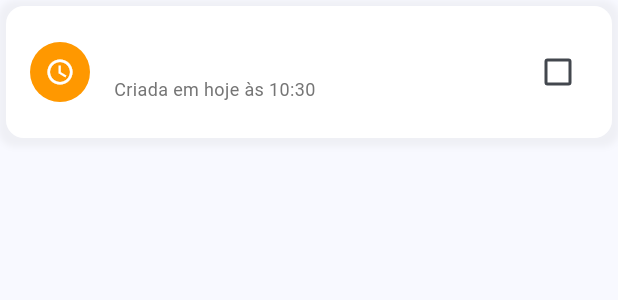
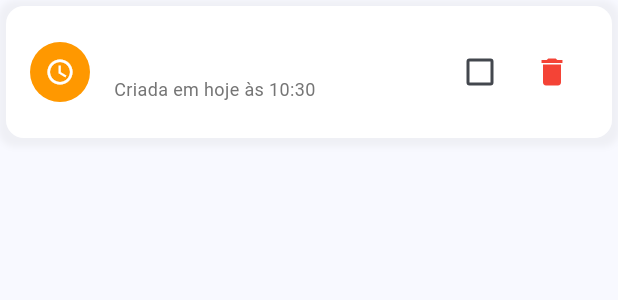
Before and after one commit to joaolucas2012/lista_de_tarefas, a Flutter app: the TaskListItem widget shown alone on an empty page, opened directly with empty values, on a phone screen of 412 x 824 dp. Shown: the top 300 px of the screen. Run offline on Flutter 3.47's test engine with Material 3 defaults, Android fonts, the light colour scheme and no system bars.

Commit message:
:hammer: [SUS] fix bug when deleting a task

```diff
--- a/lib/controllers/task_controller.dart
+++ b/lib/controllers/task_controller.dart
@@ -1,7 +1,7 @@
 import 'package:flutter/foundation.dart';
-import '../models/task.dart';
-import '../services/task_service.dart';
-import '../config/app_config.dart';
+import 'package:lista_de_tarefas/config/app_config.dart';
+import 'package:lista_de_tarefas/models/task.dart';
+import 'package:lista_de_tarefas/services/task_service.dart';
 
 class TaskController extends ChangeNotifier {
   final ITaskService _taskService;
--- a/lib/main.dart
+++ b/lib/main.dart
@@ -1,7 +1,7 @@
 import 'package:flutter/material.dart';
+import 'package:lista_de_tarefas/controllers/task_controller.dart';
+import 'package:lista_de_tarefas/views/home_page.dart';
 import 'package:provider/provider.dart';
-import 'controllers/task_controller.dart';
-import 'views/home_page.dart';
 
 void main() {
   runApp(const MyApp());
--- a/lib/repositories/task_repository.dart
+++ b/lib/repositories/task_repository.dart
@@ -1,7 +1,8 @@
 import 'dart:convert';
 import 'dart:io';
+
+import 'package:lista_de_tarefas/models/task.dart';
 import 'package:path_provider/path_provider.dart';
-import '../models/task.dart';
 
 abstract class ITaskRepository {
   Future<List<Task>> getAllTasks();
--- a/lib/services/task_service.dart
+++ b/lib/services/task_service.dart
@@ -1,6 +1,6 @@
-import '../models/task.dart';
-import '../repositories/task_repository.dart';
-import '../config/app_config.dart';
+import 'package:lista_de_tarefas/config/app_config.dart';
+import 'package:lista_de_tarefas/models/task.dart';
+import 'package:lista_de_tarefas/repositories/task_repository.dart';
 
 abstract class ITaskService {
   Future<List<Task>> getAllTasks();
--- a/lib/utils/date_formatter.dart
+++ b/lib/shared/utils/date_formatter.dart
@@ -1,4 +1,4 @@
-import '../config/app_config.dart';
+import 'package:lista_de_tarefas/config/app_config.dart';
 
 class DateFormatter {
   static String formatRelativeDate(DateTime date) {
--- a/lib/views/home_page.dart
+++ b/lib/views/home_page.dart
@@ -1,10 +1,11 @@
 import 'package:flutter/material.dart';
+import 'package:lista_de_tarefas/config/app_config.dart';
+import 'package:lista_de_tarefas/models/task.dart';
+import 'package:lista_de_tarefas/widgets/add_task_widget.dart';
+import 'package:lista_de_tarefas/widgets/task_list_item.dart';
+import 'package:lista_de_tarefas/widgets/task_stats_widget.dart';
 import 'package:provider/provider.dart';
 import '../controllers/task_controller.dart';
-import '../widgets/add_task_widget.dart';
-import '../widgets/task_list_item.dart';
-import '../widgets/task_stats_widget.dart';
-import '../config/app_config.dart';
 
 class HomePage extends StatefulWidget {
   const HomePage({super.key});
@@ -124,7 +125,10 @@ class _HomePageState extends State<HomePage> {
           return TaskListItem(
             task: task,
             onToggle: () => controller.toggleTaskCompletion(task.id),
-            onDelete: () => _showDeleteConfirmation(context, controller, task),
+            onDelete: () => controller.deleteTask(task.id),
+            onShowDeleteConfirmation: () {
+              _showDeleteConfirmation(context, controller, task);
+            },
           );
         },
       ),
@@ -159,7 +163,7 @@ class _HomePageState extends State<HomePage> {
   void _showDeleteConfirmation(
     BuildContext context,
     TaskController controller,
-    dynamic task,
+    Task task,
   ) {
     showDialog(
       context: context,
@@ -176,8 +180,8 @@ class _HomePageState extends State<HomePage> {
             ),
             TextButton(
               onPressed: () {
+                controller.deleteTask(task.id);
                 Navigator.of(context).pop();
-                controller.deleteTask(task.id);
                 _showSnackBar(context, AppConfig.taskDeletedMessage);
               },
               style: TextButton.styleFrom(foregroundColor: Colors.red),
--- a/lib/widgets/add_task_widget.dart
+++ b/lib/widgets/add_task_widget.dart
@@ -1,5 +1,5 @@
 import 'package:flutter/material.dart';
-import '../config/app_config.dart';
+import 'package:lista_de_tarefas/config/app_config.dart';
 
 class AddTaskWidget extends StatefulWidget {
   final Function(String) onAddTask;
--- a/lib/widgets/task_list_item.dart
+++ b/lib/widgets/task_list_item.dart
@@ -1,27 +1,24 @@
 import 'package:flutter/material.dart';
-import '../models/task.dart';
-import '../utils/date_formatter.dart';
+import 'package:lista_de_tarefas/models/task.dart';
+import 'package:lista_de_tarefas/shared/utils/date_formatter.dart';
 
 class TaskListItem extends StatelessWidget {
   final Task task;
   final VoidCallback onToggle;
   final VoidCallback onDelete;
+  final VoidCallback onShowDeleteConfirmation;
 
   const TaskListItem({
     super.key,
     required this.task,
     required this.onToggle,
     required this.onDelete,
+    required this.onShowDeleteConfirmation,
   });
 
   @override
   Widget build(BuildContext context) {
-    return Dismissible(
-      key: Key(task.id),
-      direction: DismissDirection.startToEnd,
-      background: _buildDismissBackground(),
-      onDismissed: (_) => onDelete(),
-      child: Container(
+    return Container(
       margin: const EdgeInsets.only(bottom: 8),
       decoration: BoxDecoration(
         borderRadius: BorderRadius.circular(12),
@@ -36,20 +33,13 @@ class TaskListItem extends StatelessWidget {
       ),
       child: Card(
         elevation: 0,
-          shape: RoundedRectangleBorder(
-            borderRadius: BorderRadius.circular(12),
-          ),
-          child: CheckboxListTile(
-            value: task.isCompleted,
-            onChanged: (_) => onToggle(),
-            activeColor: Colors.blue,
-            checkColor: Colors.white,
+        shape: RoundedRectangleBorder(borderRadius: BorderRadius.circular(12)),
+        child: ListTile(
+          leading: _buildStatusIcon(),
           title: Text(
             task.title,
             style: TextStyle(
-                decoration: task.isCompleted
-                    ? TextDecoration.lineThrough
-                    : null,
+              decoration: task.isCompleted ? TextDecoration.lineThrough : null,
               color: task.isCompleted ? Colors.grey[600] : Colors.black87,
               fontSize: 16,
               fontWeight: task.isCompleted
@@ -58,7 +48,22 @@ class TaskListItem extends StatelessWidget {
             ),
           ),
           subtitle: _buildSubtitle(),
-            secondary: _buildStatusIcon(),
+          trailing: Row(
+            mainAxisSize: MainAxisSize.min,
+            children: [
+              Checkbox(
+                value: task.isCompleted,
+                onChanged: (_) => onToggle(),
+                activeColor: Colors.blue,
+                checkColor: Colors.white,
+              ),
+              IconButton(
+                icon: const Icon(Icons.delete, color: Colors.red),
+                onPressed: onShowDeleteConfirmation,
+                tooltip: 'Excluir tarefa',
+              ),
+            ],
+          ),
           tileColor: task.isCompleted ? Colors.grey[50] : Colors.white,
           shape: RoundedRectangleBorder(
             borderRadius: BorderRadius.circular(12),
@@ -67,23 +72,6 @@ class TaskListItem extends StatelessWidget {
             horizontal: 16,
             vertical: 8,
           ),
-          ),
-        ),
-      ),
-    );
-  }
-
-  Widget _buildDismissBackground() {
-    return Container(
-      decoration: BoxDecoration(
-        color: Colors.red,
-        borderRadius: BorderRadius.circular(12),
-      ),
-      child: const Align(
-        alignment: Alignment.centerLeft,
-        child: Padding(
-          padding: EdgeInsets.only(left: 20),
-          child: Icon(Icons.delete, color: Colors.white, size: 30),
         ),
       ),
     );
--- a/lib/widgets/task_stats_widget.dart
+++ b/lib/widgets/task_stats_widget.dart
@@ -1,5 +1,5 @@
 import 'package:flutter/material.dart';
-import '../config/app_config.dart';
+import 'package:lista_de_tarefas/config/app_config.dart';
 
 class TaskStatsWidget extends StatelessWidget {
   final int totalTasks;
```
Also changed, not shown: 1 other file. Lines whose indentation alone changed are shown as unchanged.
